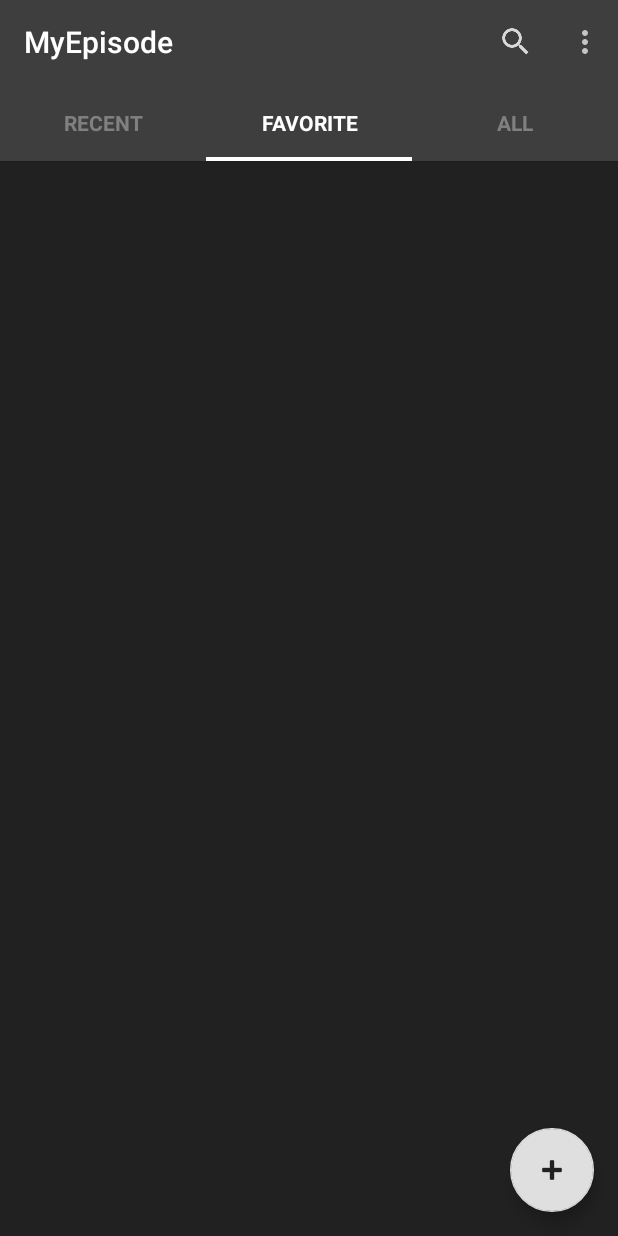
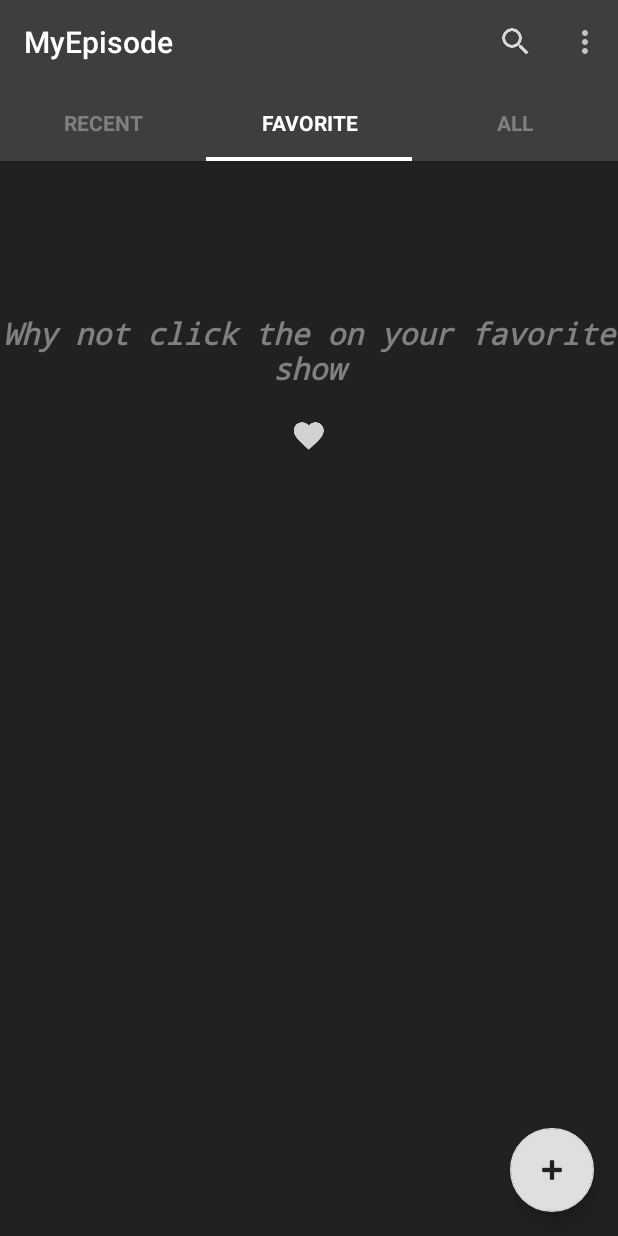
Before and after one commit to moverboom/MyEpisodeRevised, an Android app: the screen it shows after launch (MainActivity), after a tap on "FAVORITE", on a phone screen of 412 x 824 dp. Run offline under Robolectric (Android 15) with nearby library versions, the phone set to English and light mode, and no system bars.

Commit message:
added layouts for emtpy fragments

```diff
--- a/app/src/main/java/nl/krakenops/myepisode/view/fragments/AllFrag.java
+++ b/app/src/main/java/nl/krakenops/myepisode/view/fragments/AllFrag.java
@@ -4,6 +4,7 @@ import android.os.Bundle;
 import android.support.v4.app.Fragment;
 import android.support.v7.widget.GridLayoutManager;
 import android.support.v7.widget.RecyclerView;
+import android.util.Log;
 import android.view.LayoutInflater;
 import android.view.View;
 import android.view.ViewGroup;
@@ -27,16 +28,22 @@ public class AllFrag extends Fragment {
 
         //Initialize
         mFragmentView = inflater.inflate(R.layout.fragment_base, container, false);
-
+        showPresenter = new ShowPresenterImpl(getContext());
         //Init Recyclerview with correct XML file
         RecyclerView mRecyclerView = (RecyclerView) mFragmentView.findViewById(R.id.parentLayoutWatched);
         GridLayoutManager glm = new GridLayoutManager(getActivity().getApplicationContext(), 3);
         glm.setOrientation(GridLayoutManager.VERTICAL);
         mRecyclerView.setLayoutManager(glm);
-        showPresenter = new ShowPresenterImpl(getContext());
+        ThumbAdapter thumbAdapter = new ThumbAdapter(getActivity(), showPresenter.getRecentShows());
+        mRecyclerView.setAdapter(thumbAdapter);
+        Log.d("RecentFrag", "Created new RecentFrag view new ThumbAdapter");
 
-        ThumbAdapter thumbAdapter = new ThumbAdapter(getActivity(), showPresenter.getAllShows());
-        mRecyclerView.setAdapter(thumbAdapter);
+        if (showPresenter.getAllShows().size() <= 0) {
+            View viewEmpty = LayoutInflater.from(container.getContext()).
+                    inflate(R.layout.layout_no_shows, container, false);
+            mFragmentView = viewEmpty;
+        }
+
         return mFragmentView;
     }
 
--- a/app/src/main/java/nl/krakenops/myepisode/view/fragments/FavFrag.java
+++ b/app/src/main/java/nl/krakenops/myepisode/view/fragments/FavFrag.java
@@ -4,6 +4,7 @@ import android.os.Bundle;
 import android.support.v4.app.Fragment;
 import android.support.v7.widget.GridLayoutManager;
 import android.support.v7.widget.RecyclerView;
+import android.util.Log;
 import android.view.LayoutInflater;
 import android.view.View;
 import android.view.ViewGroup;
@@ -27,16 +28,22 @@ public class FavFrag extends Fragment {
 
         //Initialize
         mFragmentView = inflater.inflate(R.layout.fragment_base, container, false);
-
+        showPresenter = new ShowPresenterImpl(getContext());
         //Init Recyclerview with correct XML file
         RecyclerView mRecyclerView = (RecyclerView) mFragmentView.findViewById(R.id.parentLayoutWatched);
         GridLayoutManager glm = new GridLayoutManager(getActivity().getApplicationContext(), 3);
         glm.setOrientation(GridLayoutManager.VERTICAL);
         mRecyclerView.setLayoutManager(glm);
-        showPresenter = new ShowPresenterImpl(getContext());
+        ThumbAdapter thumbAdapter = new ThumbAdapter(getActivity(), showPresenter.getRecentShows());
+        mRecyclerView.setAdapter(thumbAdapter);
+        Log.d("RecentFrag", "Created new RecentFrag view new ThumbAdapter");
 
-        ThumbAdapter thumbAdapter = new ThumbAdapter(getActivity(), showPresenter.getFavShows());
-        mRecyclerView.setAdapter(thumbAdapter);
+        if (showPresenter.getFavShows().size() <= 0) {
+            View viewEmpty = LayoutInflater.from(container.getContext()).
+                    inflate(R.layout.layout_no_favs, container, false);
+            mFragmentView = viewEmpty;
+        }
+
         return mFragmentView;
     }
 
--- a/app/src/main/java/nl/krakenops/myepisode/view/fragments/RecentFrag.java
+++ b/app/src/main/java/nl/krakenops/myepisode/view/fragments/RecentFrag.java
@@ -25,21 +25,26 @@ public class RecentFrag extends Fragment {
     @Override
     public View onCreateView(LayoutInflater inflater, ViewGroup container, Bundle savedInstanceState) {
         super.onCreate(savedInstanceState);
-
-        //Initialize
+//Initialize
         mFragmentView = inflater.inflate(R.layout.fragment_base, container, false);
-
+        showPresenter = new ShowPresenterImpl(getContext());
         //Init Recyclerview with correct XML file
         RecyclerView mRecyclerView = (RecyclerView) mFragmentView.findViewById(R.id.parentLayoutWatched);
         GridLayoutManager glm = new GridLayoutManager(getActivity().getApplicationContext(), 3);
         glm.setOrientation(GridLayoutManager.VERTICAL);
         mRecyclerView.setLayoutManager(glm);
-        showPresenter = new ShowPresenterImpl(getContext());
-
         ThumbAdapter thumbAdapter = new ThumbAdapter(getActivity(), showPresenter.getRecentShows());
         mRecyclerView.setAdapter(thumbAdapter);
         Log.d("RecentFrag", "Created new RecentFrag view new ThumbAdapter");
+
+        if (showPresenter.getRecentShows().size() <= 0) {
+            View viewEmpty = LayoutInflater.from(container.getContext()).
+                    inflate(R.layout.layout_no_shows, container, false);
+            mFragmentView = viewEmpty;
+        }
+
         return mFragmentView;
+
     }
 
     @Override
--- /dev/null
+++ b/app/src/main/res/layout/layout_no_favs.xml
@@ -0,0 +1,43 @@
+<?xml version="1.0" encoding="utf-8"?>
+<RelativeLayout xmlns:android="http://schemas.android.com/apk/res/android"
+    android:layout_width="match_parent"
+    android:layout_height="match_parent"
+    android:background="@color/colorPrimaryDark"
+    android:gravity="bottom">
+
+    <RelativeLayout
+        android:layout_width="wrap_content"
+        android:layout_height="wrap_content"
+        android:layout_alignParentTop="true"
+        android:layout_centerHorizontal="true"
+        android:layout_marginTop="86dp">
+
+        <TextView
+            android:layout_width="match_parent"
+            android:layout_height="match_parent"
+            android:textAppearance="?android:attr/textAppearanceLarge"
+            android:text="@string/string_no_favs"
+            android:textSize="20dp"
+            android:textStyle="bold|italic"
+            android:typeface="monospace"
+            android:layout_marginTop="15dp"
+            android:layout_alignParentTop="false"
+            android:gravity="center_horizontal"
+            android:textColor="@color/colorAccent"
+            android:id="@+id/textView2" />
+
+        <TextView
+            android:id="@+id/favIconText"
+            android:layout_width="wrap_content"
+            android:layout_height="wrap_content"
+            android:layout_weight="40"
+            android:gravity="center_vertical"
+            android:textColor="@color/colorAccent"
+            style="@style/favIcon"
+            android:layout_marginTop="62dp"
+            android:layout_alignTop="@+id/textView2"
+            android:layout_centerHorizontal="true"
+            android:clickable="true" />
+    </RelativeLayout>
+
+</RelativeLayout>
--- a/app/src/main/res/menu/menu_show_detail.xml
+++ b/app/src/main/res/menu/menu_show_detail.xml
@@ -5,7 +5,7 @@
     <item
         android:id="@+id/action_fav_show"
         android:orderInCategory="300"
-        android:title="Favorite"
+        android:title="@string/action_favorite_icon_title"
         android:icon="@drawable/ic_fav_show"
         app:showAsAction="ifRoom" />
     <item
--- /dev/null
+++ b/app/src/main/res/values-v21/strings.xml
@@ -0,0 +1,5 @@
+<?xml version="1.0" encoding="utf-8"?>
+<resources>
+    <string name="string_no_shows">Click the + to add a show</string>
+    <string name="string_no_favs">Why not click the on your favorite show</string>
+</resources>
--- /dev/null
+++ b/app/src/main/res/values-w820dp/strings.xml
@@ -0,0 +1,5 @@
+<?xml version="1.0" encoding="utf-8"?>
+<resources>
+    <string name="string_no_shows">Click the + to add a show</string>
+    <string name="string_no_favs">Why not click the on your favorite show</string>
+</resources>
--- a/app/src/main/res/values/strings.xml
+++ b/app/src/main/res/values/strings.xml
@@ -4,4 +4,7 @@
     <string name="action_remove_show">Delete Show</string>
     <string name="title_activity_add_watched">Add Watched</string>
     <string name="title_activity_show_detail">Chuck</string>
+    <string name="action_favorite_icon_title">Favorite</string>
+    <string name="string_no_shows">Click the + to add a show</string>
+    <string name="string_no_favs">Why not click the on your favorite show</string>
 </resources>
--- a/app/src/main/res/values/styles.xml
+++ b/app/src/main/res/values/styles.xml
@@ -23,4 +23,14 @@
         <item name="colorAccent">@color/colorAccent</item>
     </style>
 
+    <style name="favIcon">
+        <item name="android:layout_width">wrap_content</item>
+        <item name="android:layout_height">wrap_content</item>
+        <item name="android:layout_marginLeft">20dp</item>
+        <item name="android:layout_marginBottom">4dp</item>
+        <item name="android:textSize">30sp</item>
+        <item name="android:drawableLeft">@drawable/ic_fav_show</item>
+        <item name="android:textColor">@color/colorAccent</item>
+    </style>
+
 </resources>
```
Also changed, not shown: app/src/main/res/layout/cardview_no_content.xml (deleted, +0 -18 lines), app/src/main/res/layout/layout_no_shows.xml (added, +30 -0 lines), app/src/main/res/drawable/nocontent.png (deleted).
